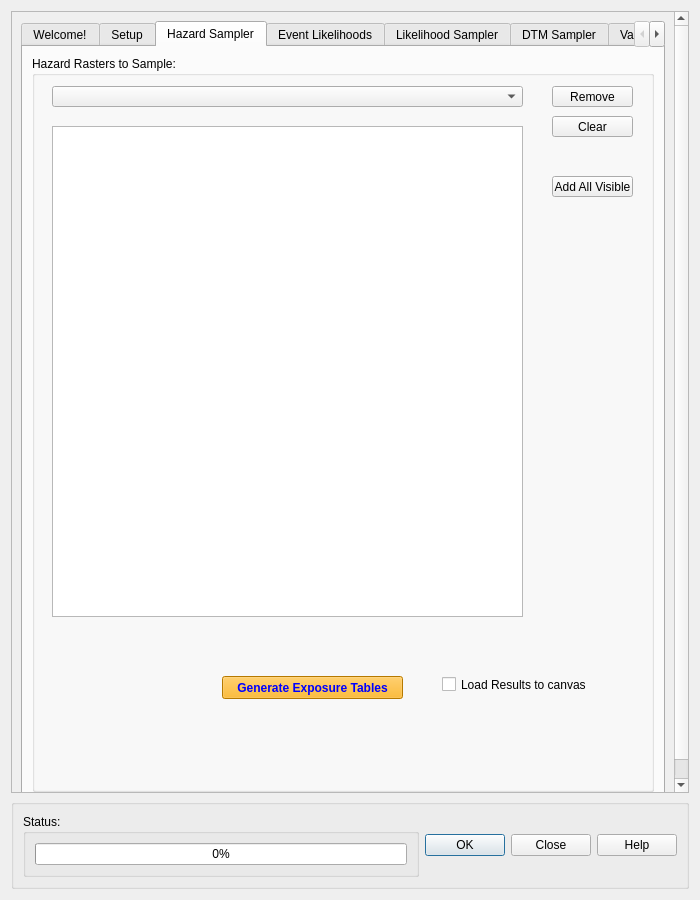
Old version of the form canflood_inprep/ProjectDataPrep/ProjectDataPrepDialog_Base.ui in the repository NRCan/CanFlood.
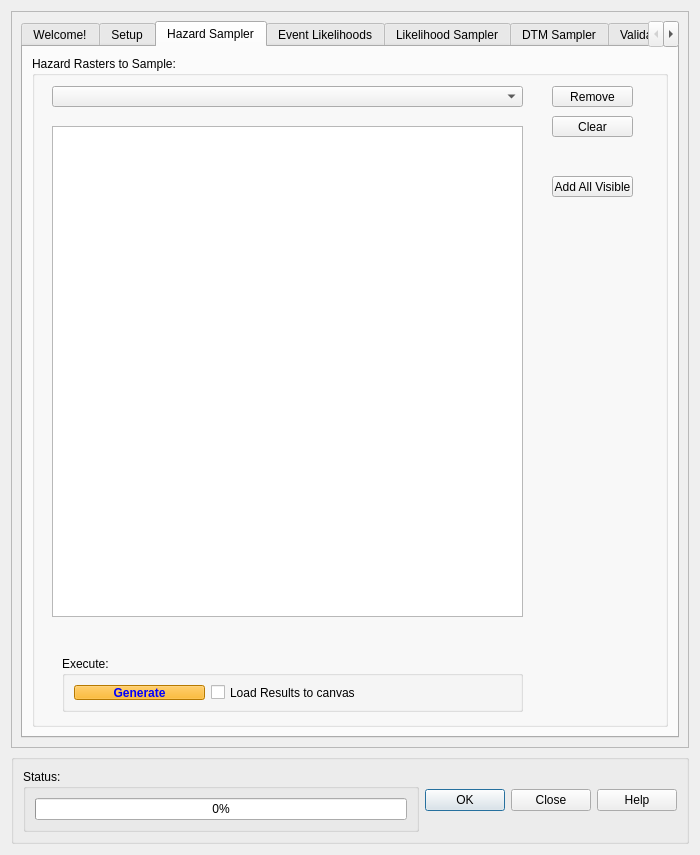
New version of the form. The open tabs and pages were chosen to show the change. Custom widgets are drawn as their Qt base class.

```diff
--- a/canflood_inprep/ProjectDataPrep/ProjectDataPrepDialog_Base.ui
+++ b/canflood_inprep/ProjectDataPrep/ProjectDataPrepDialog_Base.ui
@@ -7,7 +7,7 @@
     <x>0</x>
     <y>0</y>
     <width>700</width>
-    <height>900</height>
+    <height>855</height>
    </rect>
   </property>
   <property name="sizePolicy">
@@ -52,11 +52,11 @@
         <x>0</x>
         <y>0</y>
         <width>680</width>
-        <height>800</height>
+        <height>755</height>
        </rect>
       </property>
       <property name="sizePolicy">
-       <sizepolicy hsizetype="Preferred" vsizetype="Preferred">
+       <sizepolicy hsizetype="Preferred" vsizetype="Expanding">
         <horstretch>0</horstretch>
         <verstretch>0</verstretch>
        </sizepolicy>
@@ -64,7 +64,7 @@
       <property name="minimumSize">
        <size>
         <width>500</width>
-        <height>800</height>
+        <height>700</height>
        </size>
       </property>
       <layout class="QGridLayout" name="gridLayout_4">
@@ -919,14 +919,32 @@
                <string>Add All Visible</string>
               </property>
              </widget>
+             <widget class="QGroupBox" name="groupBox_15">
+              <property name="geometry">
+               <rect>
+                <x>30</x>
+                <y>600</y>
+                <width>461</width>
+                <height>56</height>
+               </rect>
+              </property>
+              <property name="sizePolicy">
+               <sizepolicy hsizetype="Fixed" vsizetype="Fixed">
+                <horstretch>0</horstretch>
+                <verstretch>0</verstretch>
+               </sizepolicy>
+              </property>
+              <property name="title">
+               <string>Execute:</string>
+              </property>
+              <layout class="QHBoxLayout" name="horizontalLayout">
+               <item>
              <widget class="QPushButton" name="pushButton_HSgenerate">
-              <property name="geometry">
-               <rect>
-                <x>190</x>
-                <y>620</y>
-                <width>181</width>
-                <height>23</height>
-               </rect>
+                 <property name="minimumSize">
+                  <size>
+                   <width>100</width>
+                   <height>0</height>
+                  </size>
               </property>
               <property name="palette">
                <palette>
@@ -1350,21 +1368,24 @@
                </font>
               </property>
               <property name="text">
-               <string>Generate Exposure Tables</string>
-              </property>
-             </widget>
+                  <string>Generate</string>
+                 </property>
+                </widget>
+               </item>
+               <item>
              <widget class="QCheckBox" name="checkBox_HSloadres">
-              <property name="geometry">
-               <rect>
-                <x>410</x>
-                <y>620</y>
-                <width>151</width>
-                <height>17</height>
-               </rect>
+                 <property name="minimumSize">
+                  <size>
+                   <width>300</width>
+                   <height>0</height>
+                  </size>
               </property>
               <property name="text">
                <string>Load Results to canvas</string>
               </property>
+                </widget>
+               </item>
+              </layout>
              </widget>
             </widget>
            </item>
```
Left out of the diff: 35 changed lines with no effect on the pictures. Lines whose indentation alone changed are shown as unchanged.
